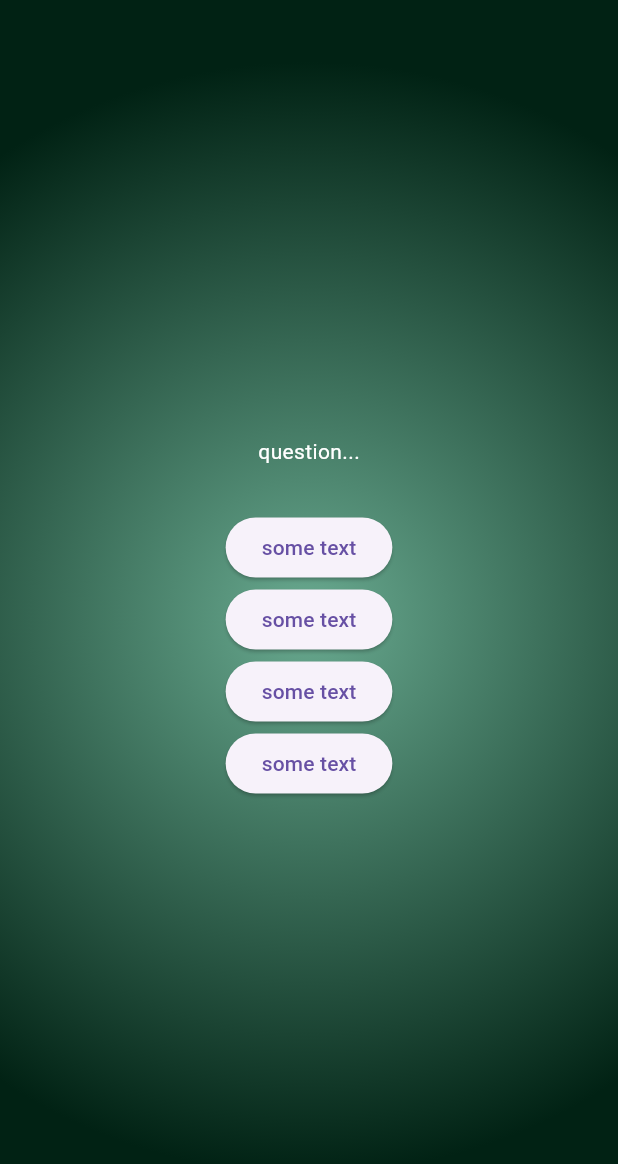
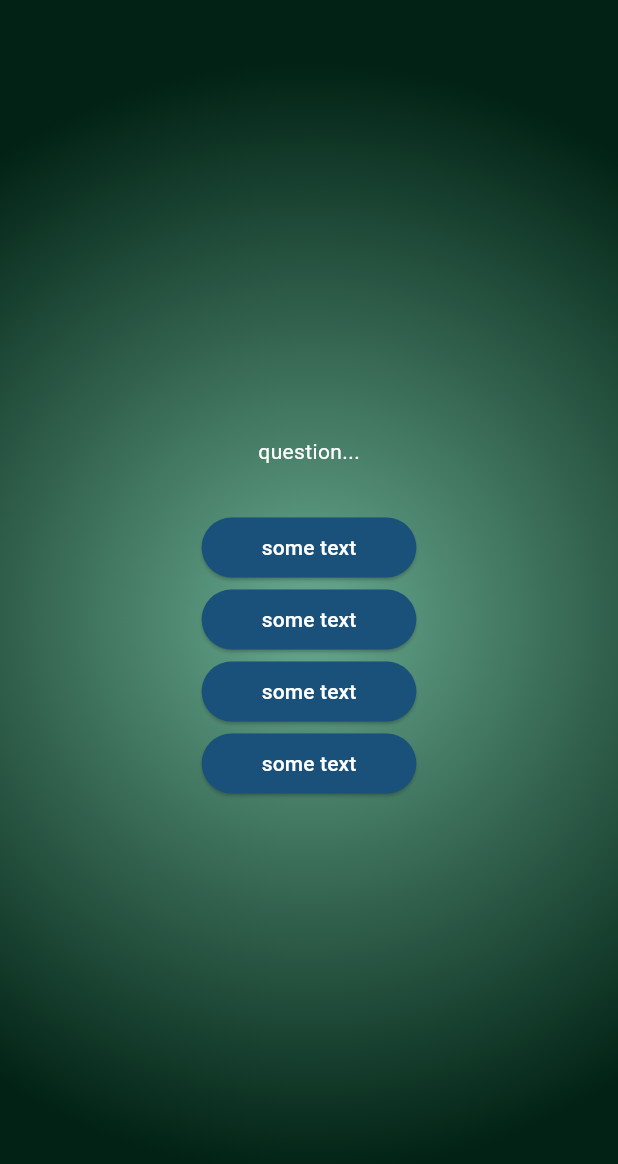
Before and after one commit to Bardatsky/quizz_app2, a Flutter app: the screen it shows after launch, after a tap on "Start quiz!", on a phone screen of 412 x 824 dp. Shown: the top 1164 px of the screen. Run offline on Flutter 3.47's test engine with Material 3 defaults, Android fonts, the phone set to English and light mode, and no system bars.

Commit message:
styled the answer button

```diff
--- a/lib/answer_button.dart
+++ b/lib/answer_button.dart
@@ -14,7 +14,13 @@
   Widget build(BuildContext context) {
     return ElevatedButton(
       onPressed: onTap,
-      style: ElevatedButton.styleFrom(),
+      style: ElevatedButton.styleFrom(
+        padding: const EdgeInsets.symmetric( vertical: 10, horizontal: 40),
+        backgroundColor: const Color.fromARGB(255, 25, 81, 123),
+        foregroundColor: Colors.white,
+        shape: RoundedRectangleBorder(
+          borderRadius: BorderRadius.circular(40),
+        )),
       child: Text(answerText),
     );
   }
```
